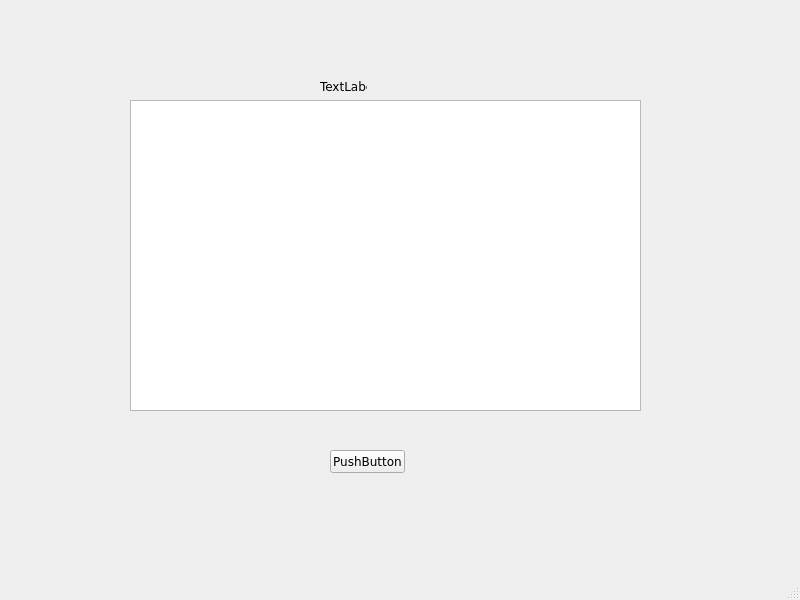
TemplateName56/Blockchain_Wallet, file client/gui/mainwindow.ui: the form before one commit.
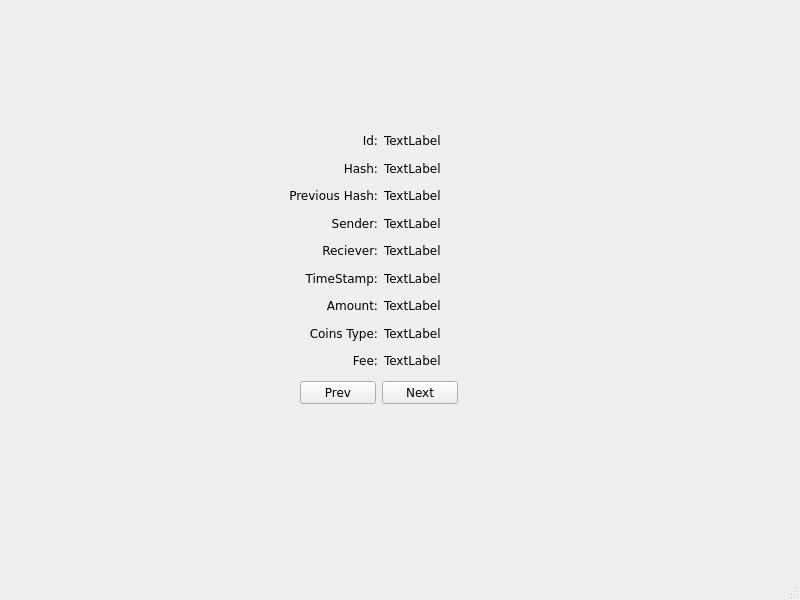
The form after the commit. The open tabs and pages were chosen to show the change.

Diff of the .ui file:
```diff
--- a/client/gui/mainwindow.ui
+++ b/client/gui/mainwindow.ui
@@ -1132,41 +1132,258 @@
        <height>600</height>
       </size>
      </property>
-     <widget class="QLabel" name="label">
+     <widget class="QWidget" name="">
       <property name="geometry">
        <rect>
-        <x>320</x>
-        <y>80</y>
-        <width>47</width>
-        <height>13</height>
+        <x>250</x>
+        <y>130</y>
+        <width>261</width>
+        <height>241</height>
        </rect>
       </property>
-      <property name="text">
-       <string>TextLabel</string>
-      </property>
+      <layout class="QHBoxLayout" name="horizontalLayout_5">
+       <item>
+        <layout class="QVBoxLayout" name="verticalLayout_3">
+         <item>
+          <widget class="QLabel" name="idLabel">
+           <property name="layoutDirection">
+            <enum>Qt::LeftToRight</enum>
+           </property>
+           <property name="text">
+            <string>Id:</string>
+           </property>
+           <property name="alignment">
+            <set>Qt::AlignRight|Qt::AlignTrailing|Qt::AlignVCenter</set>
+           </property>
+          </widget>
+         </item>
+         <item>
+          <widget class="QLabel" name="hashLabel">
+           <property name="layoutDirection">
+            <enum>Qt::LeftToRight</enum>
+           </property>
+           <property name="text">
+            <string>Hash:</string>
+           </property>
+           <property name="alignment">
+            <set>Qt::AlignRight|Qt::AlignTrailing|Qt::AlignVCenter</set>
+           </property>
+          </widget>
+         </item>
+         <item>
+          <widget class="QLabel" name="prevHashLabel">
+           <property name="layoutDirection">
+            <enum>Qt::LeftToRight</enum>
+           </property>
+           <property name="text">
+            <string>Previous Hash:</string>
+           </property>
+           <property name="alignment">
+            <set>Qt::AlignRight|Qt::AlignTrailing|Qt::AlignVCenter</set>
+           </property>
+          </widget>
+         </item>
+         <item>
+          <widget class="QLabel" name="senderLabel">
+           <property name="layoutDirection">
+            <enum>Qt::LeftToRight</enum>
+           </property>
+           <property name="text">
+            <string>Sender:</string>
+           </property>
+           <property name="alignment">
+            <set>Qt::AlignRight|Qt::AlignTrailing|Qt::AlignVCenter</set>
+           </property>
+          </widget>
+         </item>
+         <item>
+          <widget class="QLabel" name="recieverLabel">
+           <property name="layoutDirection">
+            <enum>Qt::LeftToRight</enum>
+           </property>
+           <property name="text">
+            <string>Reciever:</string>
+           </property>
+           <property name="alignment">
+            <set>Qt::AlignRight|Qt::AlignTrailing|Qt::AlignVCenter</set>
+           </property>
+          </widget>
+         </item>
+         <item>
+          <widget class="QLabel" name="timestampLabel">
+           <property name="layoutDirection">
+            <enum>Qt::LeftToRight</enum>
+           </property>
+           <property name="text">
+            <string>TimeStamp:</string>
+           </property>
+           <property name="alignment">
+            <set>Qt::AlignRight|Qt::AlignTrailing|Qt::AlignVCenter</set>
+           </property>
+          </widget>
+         </item>
+         <item>
+          <widget class="QLabel" name="amountLabel_2">
+           <property name="layoutDirection">
+            <enum>Qt::LeftToRight</enum>
+           </property>
+           <property name="text">
+            <string>Amount:</string>
+           </property>
+           <property name="alignment">
+            <set>Qt::AlignRight|Qt::AlignTrailing|Qt::AlignVCenter</set>
+           </property>
+          </widget>
+         </item>
+         <item>
+          <widget class="QLabel" name="coinstypeLabel">
+           <property name="layoutDirection">
+            <enum>Qt::LeftToRight</enum>
+           </property>
+           <property name="text">
+            <string>Coins Type:</string>
+           </property>
+           <property name="alignment">
+            <set>Qt::AlignRight|Qt::AlignTrailing|Qt::AlignVCenter</set>
+           </property>
+          </widget>
+         </item>
+         <item>
+          <widget class="QLabel" name="feeLabel">
+           <property name="layoutDirection">
+            <enum>Qt::LeftToRight</enum>
+           </property>
+           <property name="text">
+            <string>Fee:</string>
+           </property>
+           <property name="alignment">
+            <set>Qt::AlignRight|Qt::AlignTrailing|Qt::AlignVCenter</set>
+           </property>
+          </widget>
+         </item>
+        </layout>
+       </item>
+       <item>
+        <layout class="QVBoxLayout" name="verticalLayout_4">
+         <item>
+          <widget class="QLabel" name="idInf">
+           <property name="layoutDirection">
+            <enum>Qt::LeftToRight</enum>
+           </property>
+           <property name="text">
+            <string>TextLabel</string>
+           </property>
+          </widget>
+         </item>
+         <item>
+          <widget class="QLabel" name="hashInf">
+           <property name="layoutDirection">
+            <enum>Qt::LeftToRight</enum>
+           </property>
+           <property name="text">
+            <string>TextLabel</string>
+           </property>
+          </widget>
+         </item>
+         <item>
+          <widget class="QLabel" name="prevHashInf">
+           <property name="layoutDirection">
+            <enum>Qt::LeftToRight</enum>
+           </property>
+           <property name="text">
+            <string>TextLabel</string>
+           </property>
+          </widget>
+         </item>
+         <item>
+          <widget class="QLabel" name="senderInf">
+           <property name="layoutDirection">
+            <enum>Qt::LeftToRight</enum>
+           </property>
+           <property name="text">
+            <string>TextLabel</string>
+           </property>
+          </widget>
+         </item>
+         <item>
+          <widget class="QLabel" name="recieverInf">
+           <property name="layoutDirection">
+            <enum>Qt::LeftToRight</enum>
+           </property>
+           <property name="text">
+            <string>TextLabel</string>
+           </property>
+          </widget>
+         </item>
+         <item>
+          <widget class="QLabel" name="timestampInf">
+           <property name="layoutDirection">
+            <enum>Qt::LeftToRight</enum>
+           </property>
+           <property name="text">
+            <string>TextLabel</string>
+           </property>
+          </widget>
+         </item>
+         <item>
+          <widget class="QLabel" name="amountInf">
+           <property name="layoutDirection">
+            <enum>Qt::LeftToRight</enum>
+           </property>
+           <property name="text">
+            <string>TextLabel</string>
+           </property>
+          </widget>
+         </item>
+         <item>
+          <widget class="QLabel" name="coinsTypeInf">
+           <property name="layoutDirection">
+            <enum>Qt::LeftToRight</enum>
+           </property>
+           <property name="text">
+            <string>TextLabel</string>
+           </property>
+          </widget>
+         </item>
+         <item>
+          <widget class="QLabel" name="feeInf">
+           <property name="layoutDirection">
+            <enum>Qt::LeftToRight</enum>
+           </property>
+           <property name="text">
+            <string>TextLabel</string>
+           </property>
+          </widget>
+         </item>
+        </layout>
+       </item>
+      </layout>
      </widget>
-     <widget class="QTextEdit" name="textEdit">
+     <widget class="QWidget" name="">
       <property name="geometry">
        <rect>
-        <x>130</x>
-        <y>100</y>
-        <width>511</width>
-        <height>311</height>
+        <x>300</x>
+        <y>380</y>
+        <width>158</width>
+        <height>25</height>
        </rect>
       </property>
-     </widget>
-     <widget class="QPushButton" name="pushButton">
-      <property name="geometry">
-       <rect>
-        <x>330</x>
-        <y>450</y>
-        <width>75</width>
-        <height>23</height>
-       </rect>
-      </property>
-      <property name="text">
-       <string>PushButton</string>
-      </property>
+      <layout class="QHBoxLayout" name="horizontalLayout_6">
+       <item>
+        <widget class="QPushButton" name="prevBlockBTN">
+         <property name="text">
+          <string>Prev</string>
+         </property>
+        </widget>
+       </item>
+       <item>
+        <widget class="QPushButton" name="nextBlockBTN">
+         <property name="text">
+          <string>Next</string>
+         </property>
+        </widget>
+       </item>
+      </layout>
      </widget>
     </widget>
    </widget>
```
Left out of the diff: 2 changed lines with no effect on the pictures.
